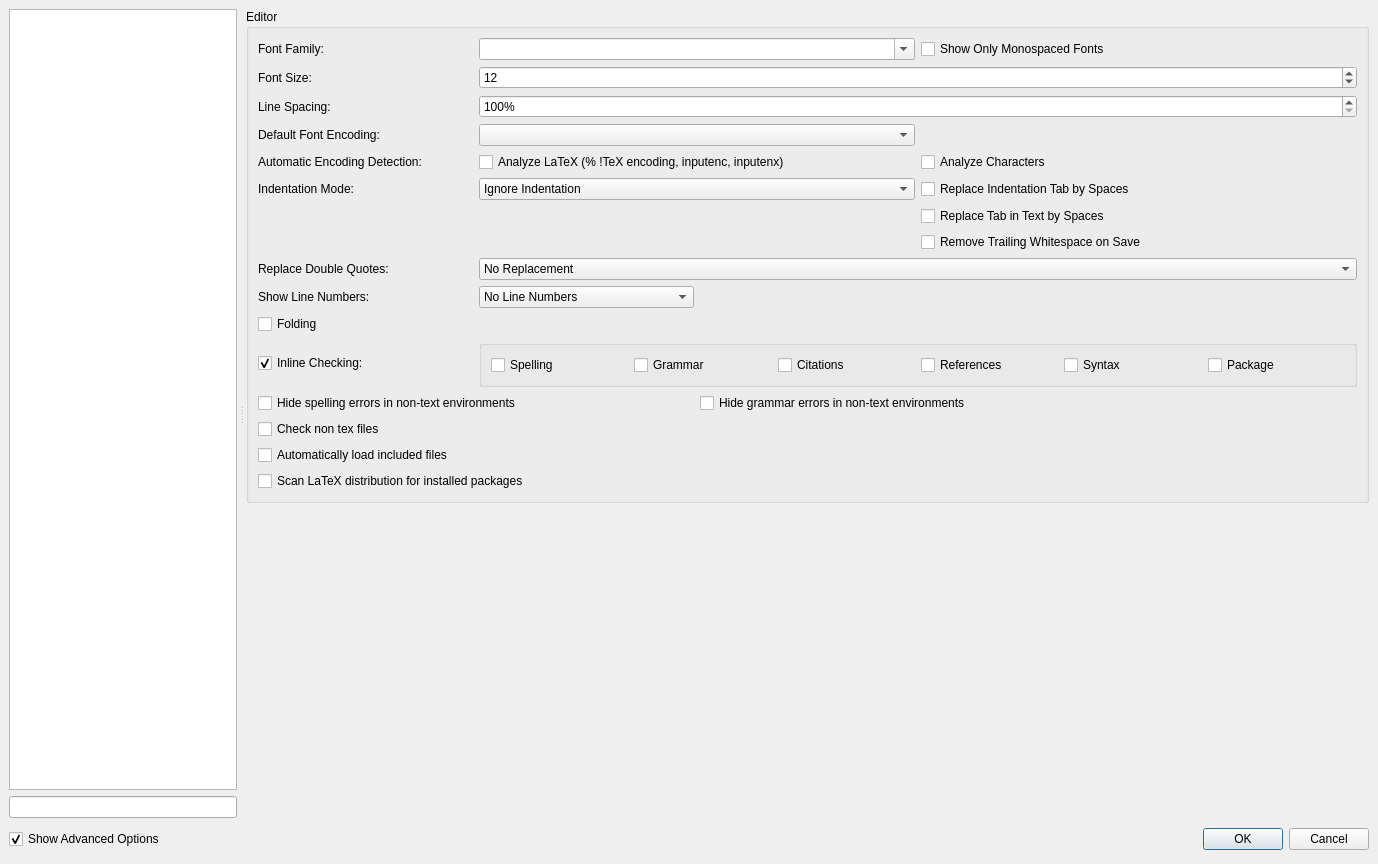
First picture: the form in src/configdialog.ui, repository texstudio-org/texstudio, before the edit.
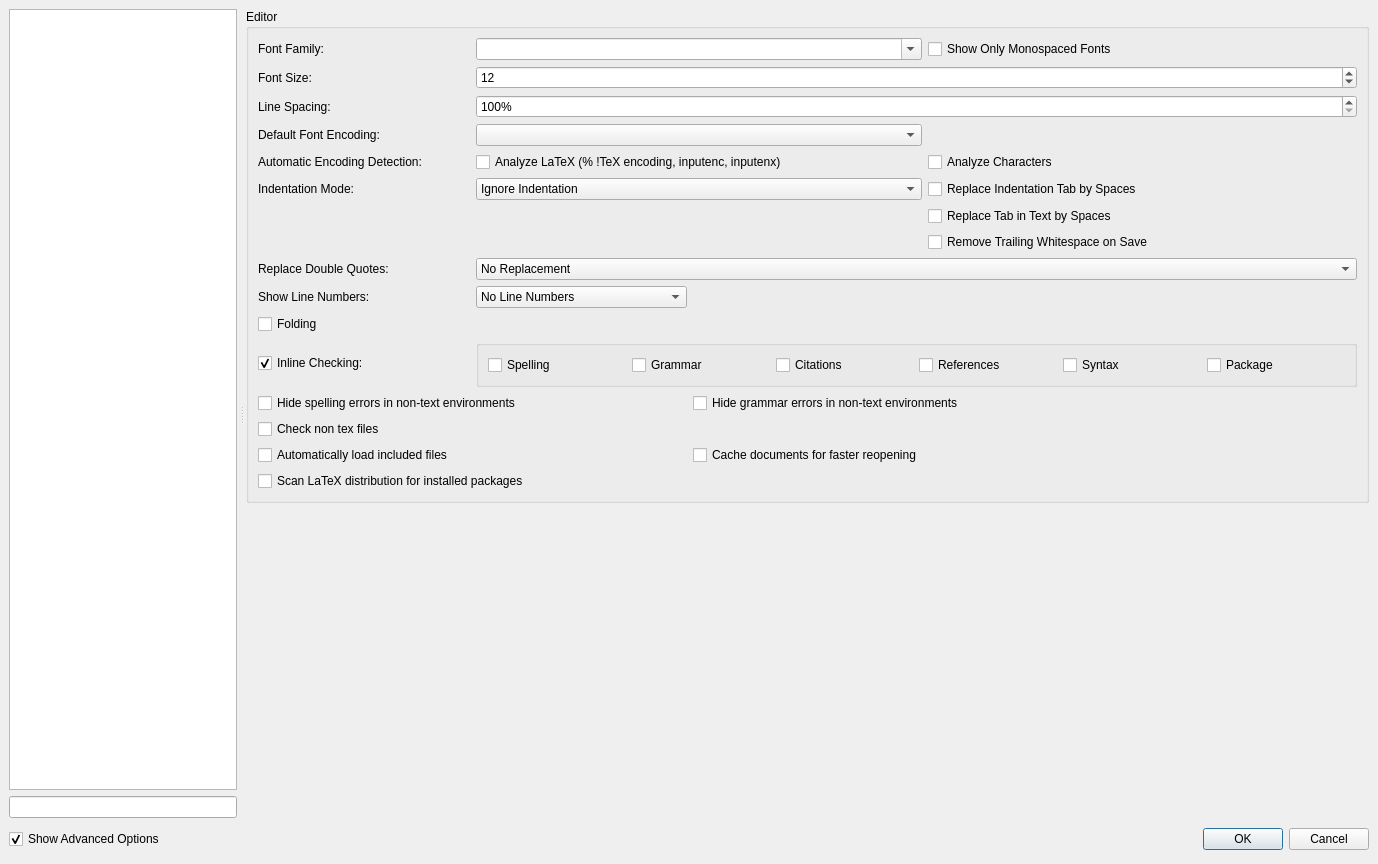
Second picture: the form after the edit. The open tabs and pages were chosen to show the change. Icons and pictures are not drawn.

```diff
--- a/src/configdialog.ui
+++ b/src/configdialog.ui
@@ -34,10 +34,8 @@
    </property>
    <item row="0" column="0">
     <widget class="QSplitter" name="mainSplitter">
-     <property name="childrenCollapsible">
-      <bool>
-       true
-      </bool>
+     <property name="orientation">
+      <enum>Qt::Horizontal</enum>
      </property>
      <property name="handleWidth">
       <number>9</number>
@@ -1589,8 +1587,8 @@
                <rect>
                 <x>0</x>
                 <y>0</y>
-                <width>528</width>
-                <height>300</height>
+                <width>1085</width>
+                <height>423</height>
                </rect>
               </property>
               <layout class="QGridLayout">
@@ -1965,16 +1963,6 @@
                     </property>
                    </widget>
                   </item>
-                  <item row="16" column="0" colspan="3">
-                   <widget class="QCheckBox" name="checkBoxAutoLoad">
-                    <property name="text">
-                     <string>Automatically load included files</string>
-                    </property>
-                    <property name="advancedOption" stdset="0">
-                     <bool>true</bool>
-                    </property>
-                   </widget>
-                  </item>
                   <item row="14" column="2" colspan="3">
                    <widget class="QCheckBox" name="checkBoxHideGrammarErrorsInNonText">
                     <property name="text">
@@ -2002,6 +1990,26 @@
                     </property>
                    </widget>
                   </item>
+                  <item row="16" column="0" colspan="2">
+                   <widget class="QCheckBox" name="checkBoxAutoLoad">
+                    <property name="text">
+                     <string>Automatically load included files</string>
+                    </property>
+                    <property name="advancedOption" stdset="0">
+                     <bool>true</bool>
+                    </property>
+                   </widget>
+                  </item>
+                  <item row="16" column="2">
+                   <widget class="QCheckBox" name="checkBoxUseCache">
+                    <property name="text">
+                     <string>Cache documents for faster reopening</string>
+                    </property>
+                    <property name="advancedOption" stdset="0">
+                     <bool>true</bool>
+                    </property>
+                   </widget>
+                  </item>
                  </layout>
                 </widget>
                </item>
```
Left out of the diff: 37 changed lines with no effect on the pictures.
